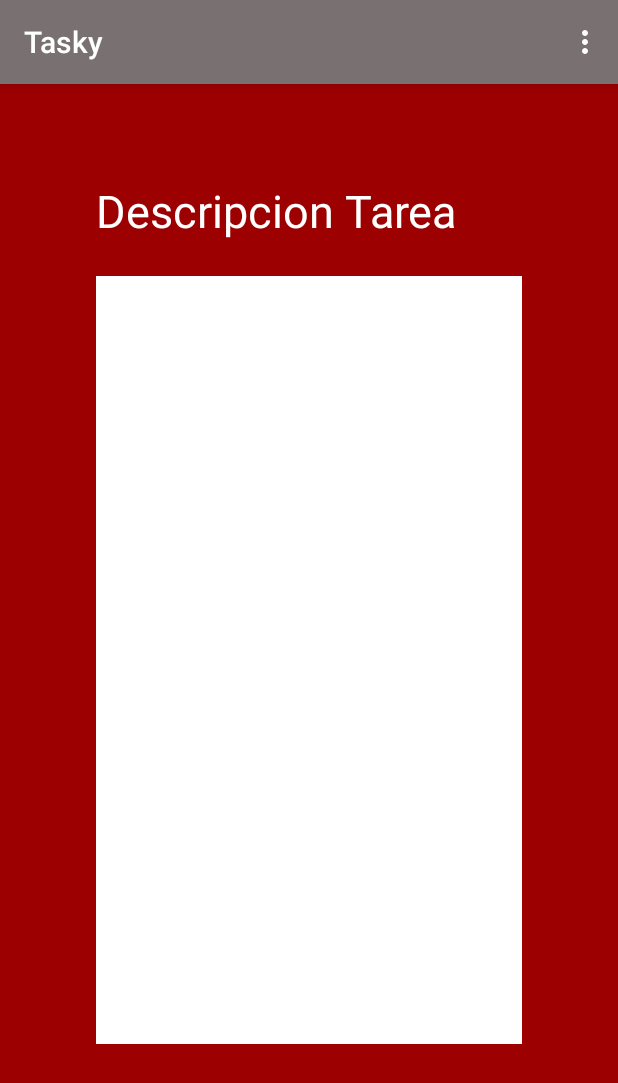
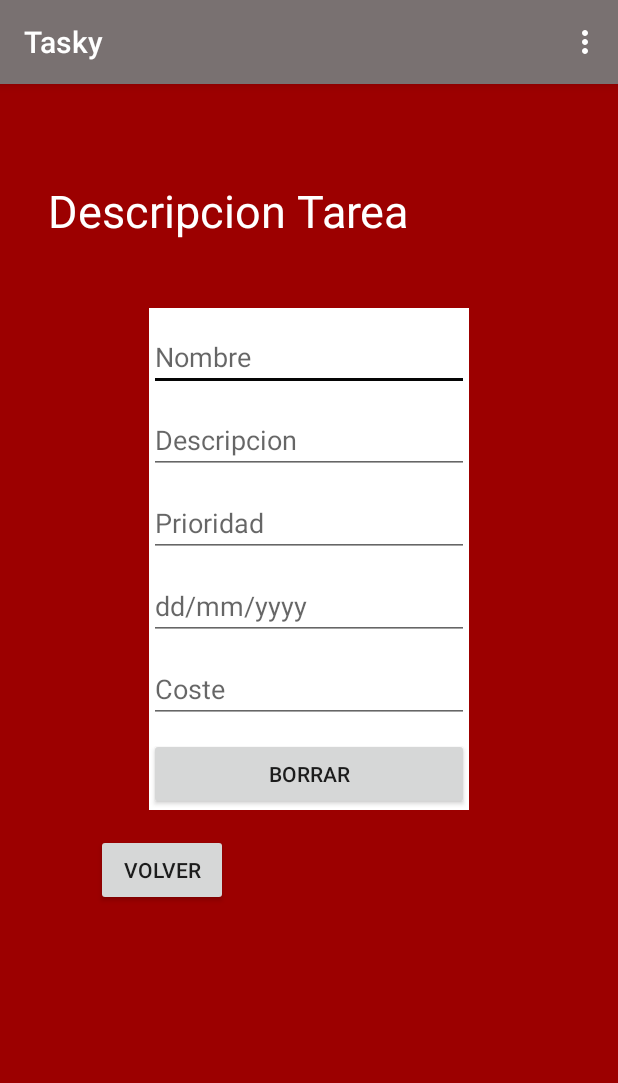
Before and after one commit to SalvaCM/Tasky, an Android app: the DescriptareaActivity screen opened directly, with no data from a screen before it, on a phone screen of 412 x 824 dp. Shown: the top 1083 px of the screen. Run offline under Robolectric (Android 15) with nearby library versions, the phone set to English and light mode, and no system bars; 1 statement that could not run was skipped.

Commit message:
avances en la vista

```diff
--- a/app/src/main/java/com/example/tasky/DescriptareaActivity.java
+++ b/app/src/main/java/com/example/tasky/DescriptareaActivity.java
@@ -6,17 +6,24 @@ import android.content.Intent;
 import android.os.Bundle;
 import android.view.Menu;
 import android.view.MenuItem;
+import android.widget.ArrayAdapter;
+import android.widget.EditText;
 import android.widget.ListView;
 
+import java.util.ArrayList;
+
 public class DescriptareaActivity extends AppCompatActivity {
-    public String dato;
+    public Tareas tareaSeleccionada ;
+    public EditText etNombre;
     @Override
     protected void onCreate(Bundle savedInstanceState) {
+        tareaSeleccionada = new Tareas();
         super.onCreate(savedInstanceState);
         setContentView(R.layout.activity_descriptarea);
-        ListView lv1 = (ListView) findViewById(R.id.listaDescripcion);
         Bundle bundle = getIntent().getExtras();
-        dato=bundle.getString("tareaSeleccionada");
+        tareaSeleccionada.setNombre(bundle.getString("tareaSeleccionada"));
+        etNombre = findViewById(R.id.nombre2);
+        etNombre.setText(tareaSeleccionada.nombre);
     }
     public boolean onCreateOptionsMenu(Menu menu) {
         getMenuInflater().inflate(R.menu.menuopciones, menu);
--- a/app/src/main/java/com/example/tasky/SplashActivity.java
+++ b/app/src/main/java/com/example/tasky/SplashActivity.java
@@ -11,17 +11,15 @@ import android.widget.ImageView;
 public class SplashActivity extends Activity {
 
     // Duración en milisegundos que se mostrará el splash
-    private final int DURACION_SPLASH = 3000; // 3 segundos
+    private final int DURACION_SPLASH = 2000; // 2 segundos
 
     @Override
     public void onCreate(Bundle savedInstanceState) {
         super.onCreate(savedInstanceState);
 
-        // Tenemos una plantilla llamada splash.xml donde mostraremos la información que queramos (logotipo, etc.)
         setContentView(R.layout.activity_splash);
         new Handler().postDelayed(new Runnable(){
             public void run(){
-                // Cuando pasen los 3 segundos, pasamos a la actividad principal de la aplicación
                 Intent intent = new Intent(SplashActivity.this, MainActivity.class);
                 startActivity(intent);
                 finish();
--- a/app/src/main/java/com/example/tasky/VertareasActivity.java
+++ b/app/src/main/java/com/example/tasky/VertareasActivity.java
@@ -44,7 +44,7 @@ public class VertareasActivity extends AppCompatActivity {
                                     int i, long l) {
 
                 tareaSeleccionada = lv1.getItemAtPosition(i).toString();
-                ver(view);
+                verTareaSeleccionada(view,tareaSeleccionada);
             }
         });
     }
@@ -70,7 +70,7 @@ public class VertareasActivity extends AppCompatActivity {
         }
         return super.onOptionsItemSelected(item);
     }
-    public void ver(View view) {
+    public void verTareaSeleccionada(View view,String tareaSeleccionada) {
          Intent intent=new Intent(this ,DescriptareaActivity.class);
          intent.putExtra("tareaSeleccionada",tareaSeleccionada );
          startActivity(intent);
--- a/app/src/main/res/layout/activity_descriptarea.xml
+++ b/app/src/main/res/layout/activity_descriptarea.xml
@@ -8,36 +8,106 @@
     tools:context=".DescriptareaActivity">
 
     <LinearLayout
-        android:layout_width="0dp"
-        android:layout_height="0dp"
+        android:id="@+id/linearLayout3"
+        android:layout_width="wrap_content"
+        android:layout_height="wrap_content"
         android:layout_marginStart="64dp"
         android:layout_marginLeft="64dp"
-        android:layout_marginTop="128dp"
+        android:layout_marginTop="16dp"
         android:layout_marginEnd="64dp"
         android:layout_marginRight="64dp"
-        android:layout_marginBottom="128dp"
+        android:layout_marginBottom="256dp"
         android:background="@android:color/background_light"
         android:orientation="vertical"
         app:layout_constraintBottom_toBottomOf="parent"
         app:layout_constraintEnd_toEndOf="parent"
         app:layout_constraintStart_toStartOf="parent"
-        app:layout_constraintTop_toTopOf="parent">
+        app:layout_constraintTop_toBottomOf="@+id/textView6">
 
-        <ListView
-            android:id="@+id/listaDescripcion"
+        <EditText
+            android:id="@+id/nombre2"
             android:layout_width="match_parent"
-            android:layout_height="match_parent" />
+            android:layout_height="wrap_content"
+            android:layout_marginTop="10dp"
+            android:editable="false"
+            android:ems="10"
+            android:hint="@string/nombre"
+            android:importantForAutofill="no" />
+
+        <EditText
+            android:id="@+id/descripcion2"
+            android:layout_width="match_parent"
+            android:layout_height="wrap_content"
+            android:layout_marginTop="10dp"
+            android:editable="false"
+            android:ems="10"
+            android:hint="@string/descripcion"
+            android:importantForAutofill="no"
+            android:inputType="textPersonName" />
+
+        <EditText
+            android:id="@+id/prioridad2"
+            android:layout_width="match_parent"
+            android:layout_height="wrap_content"
+            android:layout_marginTop="10dp"
+            android:editable="false"
+            android:ems="6"
+            android:hint="@string/prioridad"
+            android:importantForAutofill="no"
+            android:inputType="textPersonName" />
+
+        <EditText
+            android:id="@+id/fecha2"
+            android:layout_width="match_parent"
+            android:layout_height="wrap_content"
+            android:layout_marginTop="10dp"
+            android:editable="false"
+            android:ems="6"
+            android:hint="@string/dd_mm_yyyy"
+            android:importantForAutofill="no"
+            android:inputType="date" />
+
+        <EditText
+            android:id="@+id/coste2"
+            android:layout_width="match_parent"
+            android:layout_height="wrap_content"
+            android:layout_marginTop="10dp"
+            android:editable="false"
+            android:ems="6"
+            android:hint="@string/coste"
+            android:importantForAutofill="no"
+            android:inputType="textPersonName" />
+
+        <Button
+            android:id="@+id/button4"
+            android:layout_width="match_parent"
+            android:layout_height="wrap_content"
+            android:layout_marginTop="10dp"
+            android:gravity="center_horizontal|center_vertical"
+            android:text="@string/borrar" />
     </LinearLayout>
 
     <TextView
         android:id="@+id/textView6"
         android:layout_width="match_parent"
         android:layout_height="wrap_content"
-        android:layout_marginStart="64dp"
+        android:layout_marginStart="32dp"
+        android:layout_marginLeft="32dp"
         android:layout_marginTop="64dp"
         android:text="@string/descripcion_tarea"
         android:textColor="@android:color/background_light"
         android:textSize="30sp"
         app:layout_constraintStart_toStartOf="parent"
         app:layout_constraintTop_toTopOf="parent" />
+
+    <Button
+        android:id="@+id/button3"
+        android:layout_width="wrap_content"
+        android:layout_height="wrap_content"
+        android:layout_marginStart="64dp"
+        android:layout_marginLeft="64dp"
+        android:layout_marginTop="16dp"
+        android:text="@string/volver"
+        app:layout_constraintStart_toStartOf="parent"
+        app:layout_constraintTop_toBottomOf="@+id/linearLayout3" />
 </androidx.constraintlayout.widget.ConstraintLayout>
--- a/app/src/main/res/values/strings.xml
+++ b/app/src/main/res/values/strings.xml
@@ -29,4 +29,7 @@
     <string name="nueva_contrase_a">Nueva Contraseña</string>
     <string name="cancelar">Cancelar</string>
     <string name="aceptar">Aceptar</string>
+    <string name="borrar">borrar</string>
+    <string name="dd_mm_yyyy">dd/mm/yyyy</string>
+    <string name="volver">Volver</string>
 </resources>
```
Also changed, not shown: app/src/main/res/layout/activity_creartarea.xml (+17 -20 lines), app/src/main/res/layout/activity_main.xml (+26 -30 lines), app/src/main/res/layout/activity_splash.xml (+6 -8 lines).
